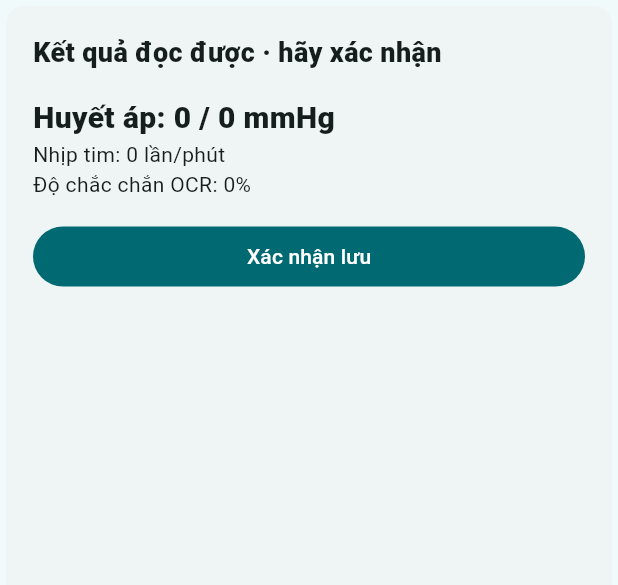
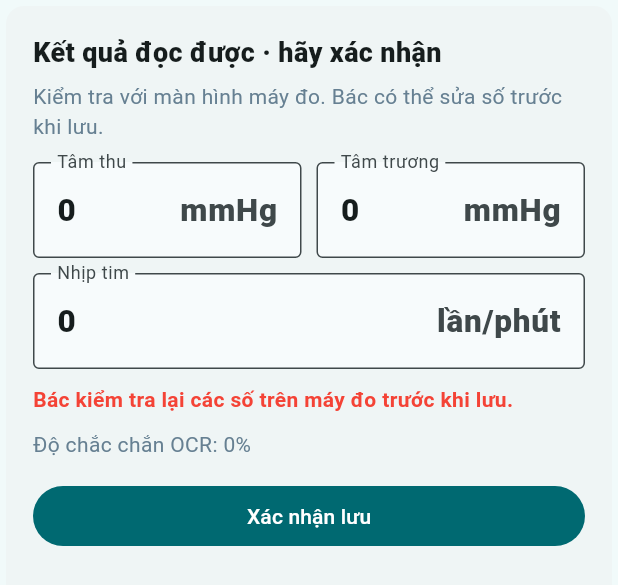
Before and after one commit to khoaminh-dev/divie, a Flutter app: the _ReadingCard widget shown alone on an empty page, opened directly with empty values, after a tap on "Xác nhận lưu", on a phone screen of 412 x 824 dp. Shown: the top 585 px of the screen. Run offline on Flutter 3.47's test engine with Material 3 defaults, Android fonts, the phone set to English and light mode, and no system bars; our stand-ins replace flutter_contacts, flutter_local_notifications, flutter_tts, image_picker, shared_preferences, speech_to_text and 2 more; accounts and stored records are empty; statements that could not run were skipped.

Commit message:
fix: allow correcting OCR blood pressure readings

```diff
--- a/app/lib/features/health/health_capture_page.dart
+++ b/app/lib/features/health/health_capture_page.dart
@@ -7,7 +7,6 @@
 
 import '../../core/auth/supabase_bootstrap.dart';
 import '../../core/data/health_measurement_data_service.dart';
-import 'health_insights_page.dart';
 import 'ocr_service.dart';
 
 class HealthCapturePage extends StatefulWidget {
@@ -112,9 +111,8 @@
     }
   }
 
-  Future<void> _saveReading({bool openInsights = false}) async {
-    final reading = _reading;
-    if (reading == null || _saving) return;
+  Future<void> _saveReading(BloodPressureReading reading) async {
+    if (_saving) return;
     setState(() {
       _saving = true;
       _error = null;
@@ -125,15 +123,9 @@
       setState(() {
         _saving = false;
       });
-      if (openInsights) {
-        Navigator.of(context).pushReplacement(
-          MaterialPageRoute(builder: (_) => const HealthInsightsPage()),
-        );
-      } else {
-        ScaffoldMessenger.of(context).showSnackBar(
-          const SnackBar(content: Text('Đã lưu chỉ số vào lịch sử sức khỏe.')),
-        );
-      }
+      ScaffoldMessenger.of(context).showSnackBar(
+        const SnackBar(content: Text('Đã lưu chỉ số vào lịch sử sức khỏe.')),
+      );
     } catch (_) {
       if (!mounted) return;
       setState(() {
@@ -287,15 +279,76 @@
   );
 }
 
-class _ReadingCard extends StatelessWidget {
+class _ReadingCard extends StatefulWidget {
   const _ReadingCard({
     required this.reading,
     required this.saving,
     required this.onSave,
   });
+
   final BloodPressureReading reading;
   final bool saving;
-  final VoidCallback onSave;
+  final ValueChanged<BloodPressureReading> onSave;
+
+  @override
+  State<_ReadingCard> createState() => _ReadingCardState();
+}
+
+class _ReadingCardState extends State<_ReadingCard> {
+  late final TextEditingController _systolic;
+  late final TextEditingController _diastolic;
+  late final TextEditingController _pulse;
+  String? _error;
+
+  @override
+  void initState() {
+    super.initState();
+    _systolic = TextEditingController(text: _value(widget.reading.systolic));
+    _diastolic = TextEditingController(text: _value(widget.reading.diastolic));
+    _pulse = TextEditingController(text: _value(widget.reading.pulse));
+  }
+
+  @override
+  void dispose() {
+    _systolic.dispose();
+    _diastolic.dispose();
+    _pulse.dispose();
+    super.dispose();
+  }
+
+  String _value(int? value) => value?.toString() ?? '';
+
+  void _confirm() {
+    final systolic = int.tryParse(_systolic.text.trim());
+    final diastolic = int.tryParse(_diastolic.text.trim());
+    final pulseText = _pulse.text.trim();
+    final pulse = pulseText.isEmpty ? null : int.tryParse(pulseText);
+    final invalid =
+        systolic == null ||
+        diastolic == null ||
+        systolic < 50 ||
+        systolic > 260 ||
+        diastolic < 30 ||
+        diastolic > 180 ||
+        systolic <= diastolic ||
+        (pulseText.isNotEmpty && (pulse == null || pulse < 25 || pulse > 240));
+    if (invalid) {
+      setState(() {
+        _error = 'Bác kiểm tra lại các số trên máy đo trước khi lưu.';
+      });
+      return;
+    }
+    widget.onSave(
+      BloodPressureReading(
+        systolic: systolic,
+        diastolic: diastolic,
+        pulse: pulse,
+        confidence: widget.reading.confidence,
+        rawText: widget.reading.rawText,
+      ),
+    );
+  }
+
   @override
   Widget build(BuildContext context) => Card(
     elevation: 0,
@@ -308,21 +361,87 @@
             'Kết quả đọc được · hãy xác nhận',
             style: TextStyle(fontSize: 18, fontWeight: FontWeight.w900),
           ),
-          const SizedBox(height: 16),
-          Text(
-            'Huyết áp: ${reading.systolic ?? '—'} / ${reading.diastolic ?? '—'} mmHg',
-            style: const TextStyle(fontSize: 20, fontWeight: FontWeight.w800),
+          const SizedBox(height: 6),
+          const Text(
+            'Kiểm tra với màn hình máy đo. Bác có thể sửa số trước khi lưu.',
+            style: TextStyle(color: Color(0xFF668092)),
           ),
-          Text('Nhịp tim: ${reading.pulse ?? '—'} lần/phút'),
-          if (reading.confidence != null)
-            Text('Độ chắc chắn OCR: ${(reading.confidence! * 100).round()}%'),
+          const SizedBox(height: 14),
+          Row(
+            children: [
+              Expanded(
+                child: _ReadingField(
+                  controller: _systolic,
+                  label: 'Tâm thu',
+                  suffix: 'mmHg',
+                ),
+              ),
+              const SizedBox(width: 10),
+              Expanded(
+                child: _ReadingField(
+                  controller: _diastolic,
+                  label: 'Tâm trương',
+                  suffix: 'mmHg',
+                ),
+              ),
+            ],
+          ),
+          const SizedBox(height: 10),
+          _ReadingField(
+            controller: _pulse,
+            label: 'Nhịp tim',
+            suffix: 'lần/phút',
+          ),
+          if (_error != null) ...[
+            const SizedBox(height: 10),
+            Text(
+              _error!,
+              style: const TextStyle(
+                color: Colors.red,
+                fontWeight: FontWeight.w700,
+              ),
+            ),
+          ],
+          if (widget.reading.confidence != null) ...[
+            const SizedBox(height: 10),
+            Text(
+              'Độ chắc chắn OCR: ${(widget.reading.confidence! * 100).round()}%',
+              style: const TextStyle(color: Color(0xFF668092)),
+            ),
+          ],
           const SizedBox(height: 14),
           FilledButton(
-            onPressed: saving ? null : onSave,
-            child: Text(saving ? 'Đang lưu…' : 'Xác nhận lưu'),
+            onPressed: widget.saving ? null : _confirm,
+            child: Text(widget.saving ? 'Đang lưu…' : 'Xác nhận lưu'),
           ),
         ],
       ),
     ),
   );
 }
+
+class _ReadingField extends StatelessWidget {
+  const _ReadingField({
+    required this.controller,
+    required this.label,
+    required this.suffix,
+  });
+
+  final TextEditingController controller;
+  final String label;
+  final String suffix;
+
+  @override
+  Widget build(BuildContext context) => TextField(
+    controller: controller,
+    keyboardType: TextInputType.number,
+    style: const TextStyle(fontSize: 21, fontWeight: FontWeight.w800),
+    decoration: InputDecoration(
+      labelText: label,
+      suffixText: suffix,
+      filled: true,
+      fillColor: const Color(0xFFF7FBFC),
+      border: const OutlineInputBorder(),
+    ),
+  );
+}
```
